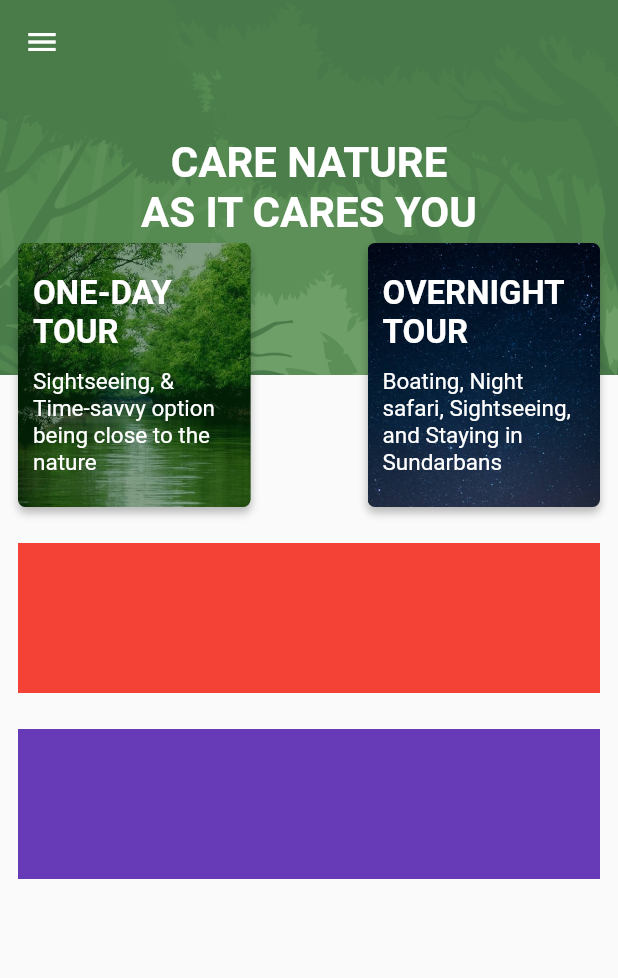
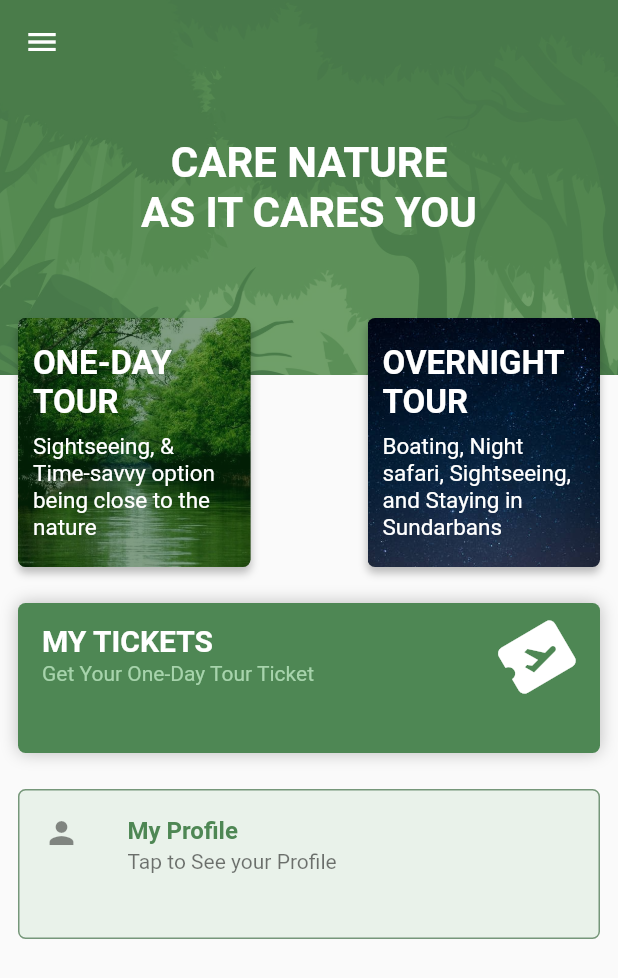
Before and after one commit to NafiuNoman/Flutter_SundarBan_eTicketing, a Flutter app: the screen it shows after launch, on a phone screen of 412 x 824 dp. Shown: the top 978 px of the screen. Run offline on Flutter 3.47's test engine with Material 2 defaults, Android fonts, the phone set to English and light mode, and no system bars; our stand-ins replace flutter_svg; Roboto replaces fonts that are missing (assets/fonts/RobotoCondensed-Bold.ttf).

Commit message:
my ticket container design ongoing

```diff
--- a/lib/pages/home_page.dart
+++ b/lib/pages/home_page.dart
@@ -1,4 +1,5 @@
 import 'package:flutter/material.dart';
+import 'package:flutter_svg/flutter_svg.dart';
 
 import '../utils/text_styles.dart';
 
@@ -7,6 +8,7 @@ class HomePage extends StatelessWidget {
 
   @override
   Widget build(BuildContext context) {
+    final pColor = Color.fromRGBO(78, 135, 84, 1);
 
     Size size = MediaQuery.of(context).size;
     return Scaffold(
@@ -20,7 +22,7 @@ class HomePage extends StatelessWidget {
       body: Column(
         children: [
           SizedBox(
-            height: 350,
+            height: 390,
             child: Stack(
               children: [
                 Container(
@@ -30,6 +32,7 @@ class HomePage extends StatelessWidget {
                     // color: Colors.grey,
                     image: DecorationImage(
                         colorFilter: ColorFilter.mode(
+                            // pColor.withOpacity(0.8),
                             Color.fromRGBO(78, 135, 84, 0.8),
                             BlendMode.srcOver),
                         image: AssetImage('assets/images/main_heading_pic.jpg'),
@@ -43,7 +46,7 @@ class HomePage extends StatelessWidget {
                   )),
                 ),
                 Positioned.fill(
-                  top: 150,
+                  top: 200,
                   child: Padding(
                     padding: const EdgeInsets.all(12.0),
                     child: Row(
@@ -142,11 +145,50 @@ class HomePage extends StatelessWidget {
           ),
           Padding(
             padding: const EdgeInsets.all(12.0),
-            child: Container(height: 100.0, color: Colors.red),
+            child: Container(
+              height: 100.0,
+              decoration: BoxDecoration(
+                  color: pColor,
+                  borderRadius: BorderRadius.circular(5),
+                  boxShadow: [
+                    BoxShadow(
+                      blurRadius: 9,
+                      spreadRadius: 0,
+                      color: Colors.black.withOpacity(0.25),
+                    )
+                  ]),
+              child: ListTile(
+                title: Text(
+                  'MY TICKETS',
+                  style: TextStyle(
+                    color: Colors.white,
+                    fontFamily: robotoCon,
+                    fontSize: 20,
+                    fontWeight: FontWeight.w700,
+                  ),
+                ),
+                subtitle: Text('Get Your One-Day Tour Ticket',style: TextStyle(color: Color.fromRGBO(167, 212, 172, 1)),),
+                // trailing: SvgPicture.asset('assets/images/ticket.svg',color: Colors.purpleAccent,width: 20,height: 20,),
+                trailing: Transform.rotate(angle:100,child: Icon(Icons.airplane_ticket,size: 52,color: Colors.white,)),
+              ),
+            ),
           ),
           Padding(
             padding: const EdgeInsets.all(12.0),
-            child: Container(height: 100.0, color: Colors.deepPurple),
+            child: Container(
+              height: 100.0,
+              decoration: BoxDecoration(
+                border: Border.all(
+                    width: 1.0, color: const Color.fromRGBO(3, 60, 9, 0.5)),
+                color: const Color.fromRGBO(167, 212, 172, 0.2),
+                borderRadius: BorderRadius.circular(5),
+              ),
+              child: ListTile(
+                leading: Icon(Icons.person),
+                title: Text('My Profile',style: TextStyle(color: pColor,fontFamily: robotoCon,fontWeight: FontWeight.w700),),
+                subtitle: Text('Tap to See your Profile'),
+              ),
+            ),
           ),
         ],
       ),
--- a/pubspec.yaml
+++ b/pubspec.yaml
@@ -37,6 +37,7 @@ dependencies:
   # Use with the CupertinoIcons class for iOS style icons.
   cupertino_icons: ^1.0.2
   google_fonts: ^3.0.1
+  flutter_svg: ^1.1.6
 
 dev_dependencies:
   flutter_test:
```
Also changed, not shown: assets/images/ticket.svg (added), pubspec.lock.
